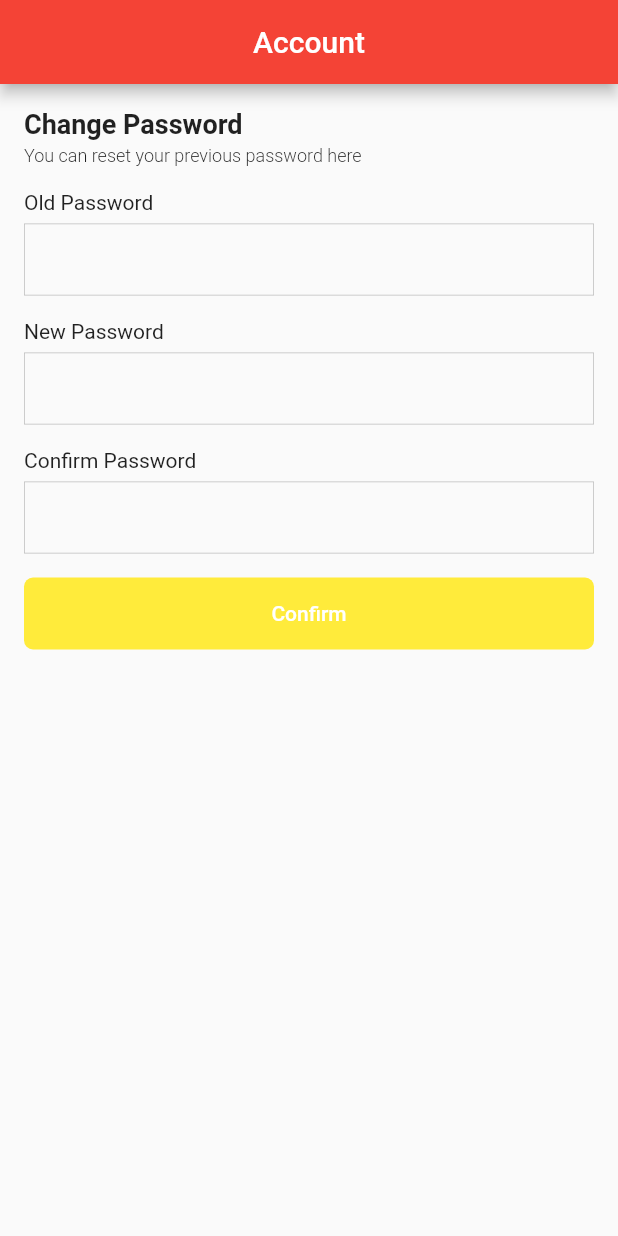
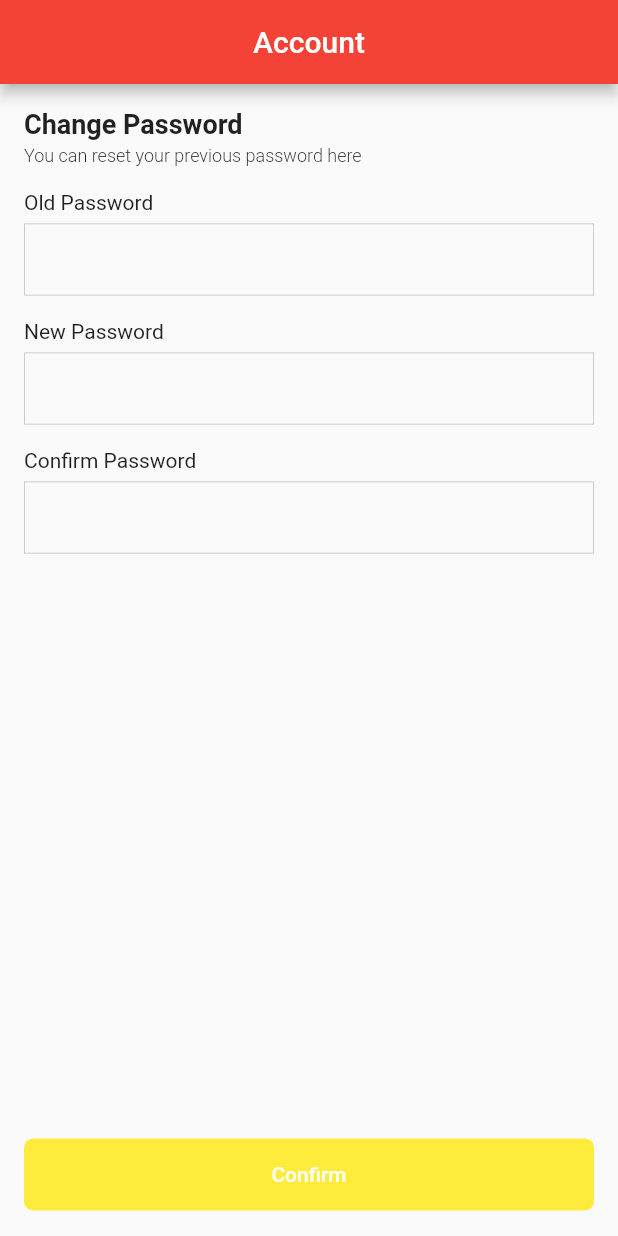
Before and after one commit to eidolex/san_pya, a Flutter app: the screen it shows after launch, on a phone screen of 412 x 824 dp. Run offline on Flutter 3.47's test engine with Material 2 defaults, Android fonts, the phone set to English and light mode, and no system bars.

Commit message:
fix float the button to bottom

```diff
--- a/lib/screens/account_setting_screen.dart
+++ b/lib/screens/account_setting_screen.dart
@@ -4,29 +4,40 @@ import 'package:san_pya/widgets/account_setting_input.dart';
 class AccountSettingScreen extends StatelessWidget {
   @override
   Widget build(BuildContext context) {
+    var query = MediaQuery.of(context);
+    var height = query.size.height;
+    var bottom = query.viewInsets.bottom;
+    var paddingVertical = query.viewPadding.vertical;
+    var containerHeight = height - bottom - paddingVertical - 57;
     return Scaffold(
       appBar: AppBar(
         title: Text("Account"),
         centerTitle: true,
       ),
       body: SingleChildScrollView(
+        child: ConstrainedBox(
+          constraints: BoxConstraints(
+              minWidth: double.infinity, minHeight: containerHeight),
           child: Container(
+            padding: EdgeInsets.all(16),
             child: Column(
+              mainAxisAlignment: MainAxisAlignment.spaceBetween,
               children: [
+                Column(crossAxisAlignment: CrossAxisAlignment.start, children: [
                   Container(
                     margin: EdgeInsets.only(bottom: 4),
                     child: Text(
                       "Change Password",
-                    style: TextStyle(fontWeight: FontWeight.bold, fontSize: 18),
+                      style:
+                          TextStyle(fontWeight: FontWeight.bold, fontSize: 18),
                     ),
                   ),
-
                   Container(
                       margin: EdgeInsets.only(bottom: 16),
                       child: Text(
                         "You can reset your previous password here",
-                      style:
-                          TextStyle(fontSize: 12, fontWeight: FontWeight.w300),
+                        style: TextStyle(
+                            fontSize: 12, fontWeight: FontWeight.w300),
                       )),
                   AccountSettingInput(
                     label: "Old Password",
@@ -37,7 +48,7 @@ class AccountSettingScreen extends StatelessWidget {
                   AccountSettingInput(
                     label: "Confirm Password",
                   ),
-                // Spacer(),
+                ]),
                 SizedBox(
                   width: double.infinity,
                   child: FlatButton(
@@ -49,12 +60,12 @@ class AccountSettingScreen extends StatelessWidget {
                     child: Text("Confirm"),
                     onPressed: () {},
                   ),
-                )
+                ),
               ],
-              crossAxisAlignment: CrossAxisAlignment.start,
             ),
-            padding: EdgeInsets.all(16),
           ),
-        ));
+        ),
+      ),
+    );
   }
 }
```
Lines whose indentation alone changed are shown as unchanged.
